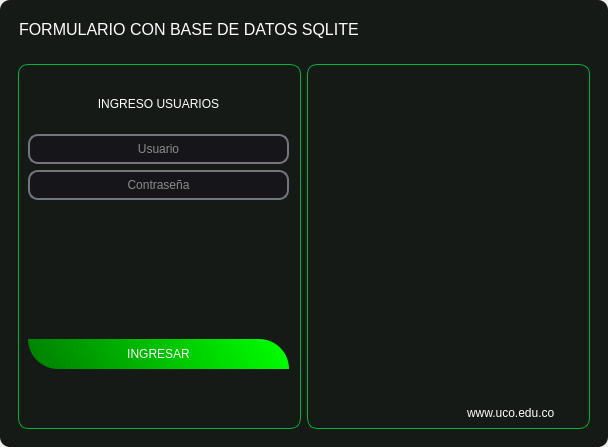
Johnatanvq/pooAPP, file frontend/vistas/login/login.ui: the form before one commit.
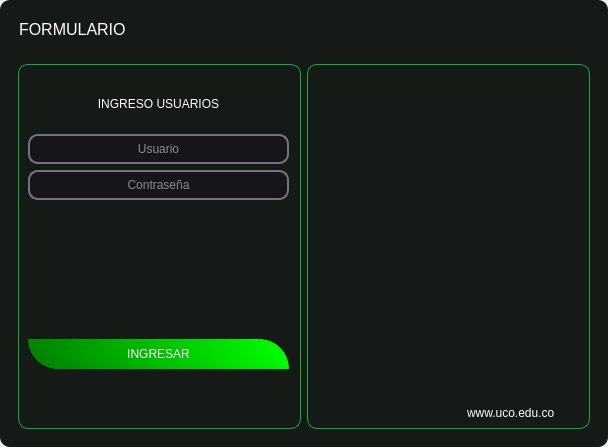
The form after the commit. Icons and pictures are not drawn.

Patch:
```diff
--- a/frontend/vistas/login/login.ui
+++ b/frontend/vistas/login/login.ui
@@ -120,7 +120,7 @@
 }</string>
             </property>
             <property name="text">
-             <string>FORMULARIO CON BASE DE DATOS SQLITE</string>
+             <string>FORMULARIO</string>
             </property>
            </widget>
           </item>
```
